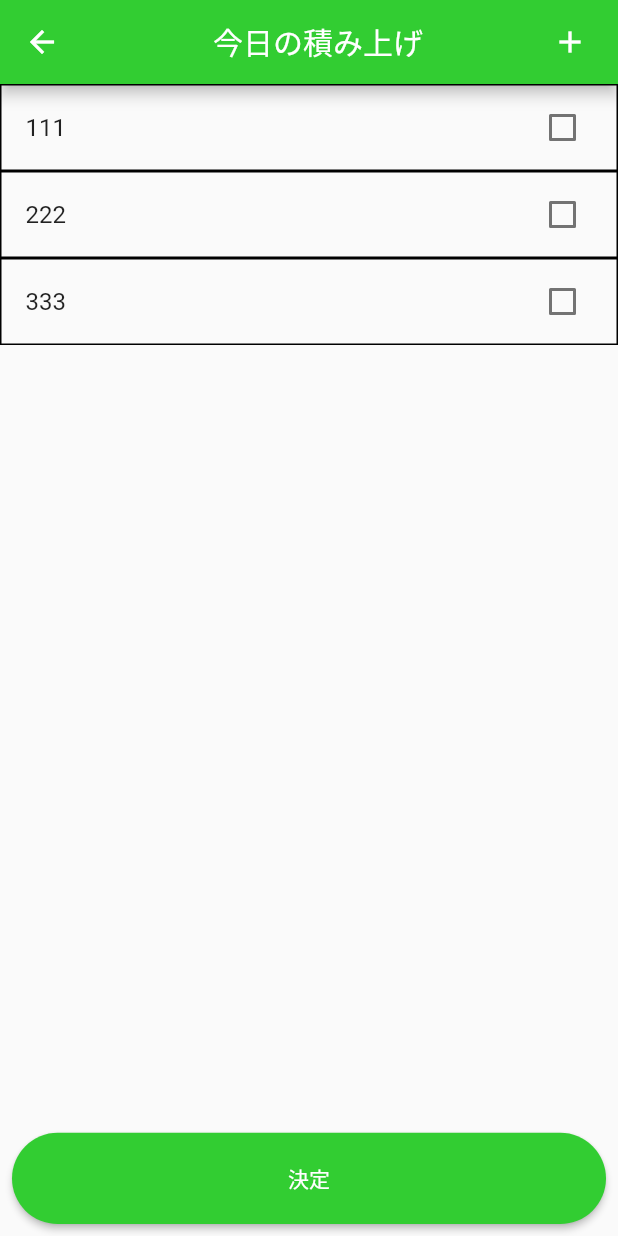
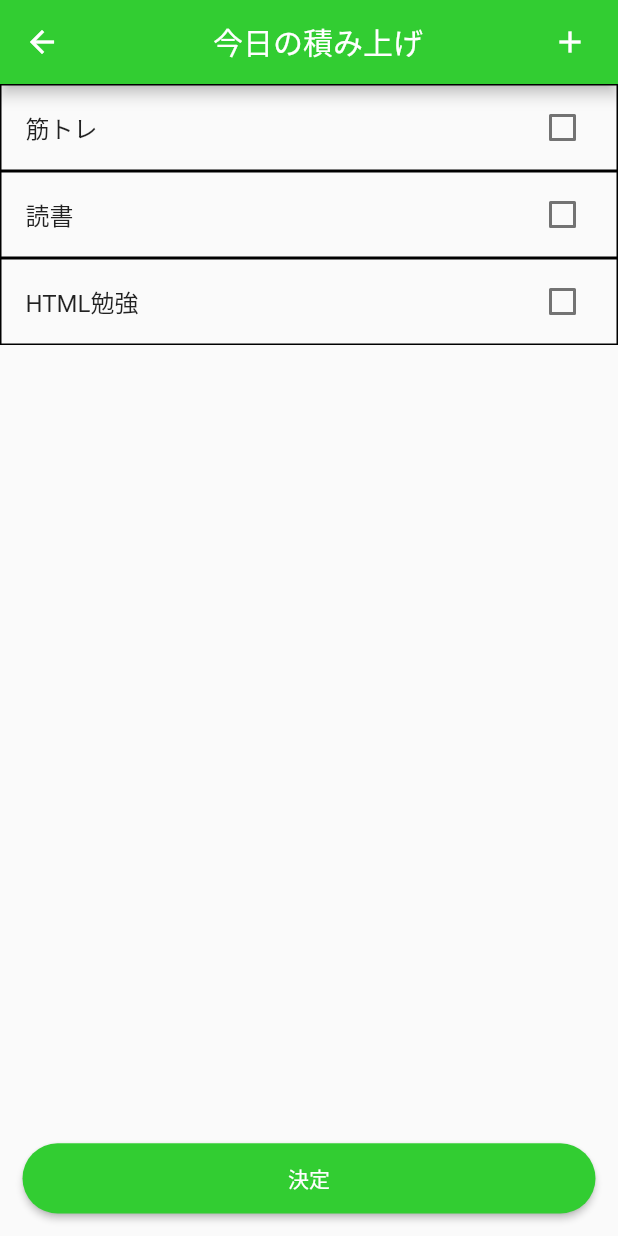
Before and after one commit to asahaya/tumiagetter, a Flutter app: the screen it shows after launch, on a phone screen of 412 x 824 dp. Run offline on Flutter 3.47's test engine with Material 2 defaults, Android fonts, the phone set to English and light mode, and no system bars.

Commit message:
'Green選択画面再度'

```diff
--- a/lib/select_green_page.dart
+++ b/lib/select_green_page.dart
@@ -9,13 +9,13 @@ class SelectGreenPage extends StatefulWidget {
 
 class _SelectGreenPageState extends State<SelectGreenPage> {
   Color imageColor = Color(0xFF32CD32);
-
   Color textColor = Color(0xFFFFFFFF);
 
-  final textToDo = ['111', '222', '333'];
-
-  bool onCheck=false;
-
+  final List<ListStatus> _list = <ListStatus>[
+    ListStatus(textData: '筋トレ', isCheck: false),
+    ListStatus(textData: '読書', isCheck: false),
+    ListStatus(textData: 'HTML勉強', isCheck: false),
+  ];
 
   @override
   Widget build(BuildContext context) {
@@ -37,29 +37,29 @@ class _SelectGreenPageState extends State<SelectGreenPage> {
       body: Column(
         children: [
           Expanded(
-            flex: 9,
-            child: ListView.builder(
-              itemCount: textToDo.length,
-              itemBuilder: (context, index) {
-                return Container(
-                  decoration:
-                  BoxDecoration(border: Border.all(color: Colors.black)),
-                  child: CheckboxListTile(
-                    title: Text(textToDo[index]),
-                      onChanged:(bool? value){
-                        setState(() {
-                          onCheck=value!;
-                        });
-                      },
-                      value: onCheck,
-                  ),
-                );
-              },
-            ),
-          ),
+              flex: 9,
+              child: ListView(
+                  children: _list
+                      .map(
+                        (ListStatus items) => Container(
+                          decoration: BoxDecoration(
+                              border: Border.all(
+                            color: Color(0xFF000000),
+                          )),
+                          child: CheckboxListTile(
+                              title: Text(items.textData!),
+                              value: items.isCheck,
+                              onChanged: (bool? checkValue) {
+                                setState(() {
+                                  items.isCheck = checkValue;
+                                });
+                              }),
+                        ),
+                      )
+                      .toList())),
           Expanded(
             child: Padding(
-              padding: const EdgeInsets.all(8.0),
+              padding: const EdgeInsets.all(15.0),
               child: SizedBox(
                 width: double.maxFinite,
                 child: ElevatedButton(
@@ -77,3 +77,10 @@ class _SelectGreenPageState extends State<SelectGreenPage> {
     );
   }
 }
+
+class ListStatus {
+  String? textData;
+  bool? isCheck;
+
+  ListStatus({this.textData, this.isCheck});
+}
```
